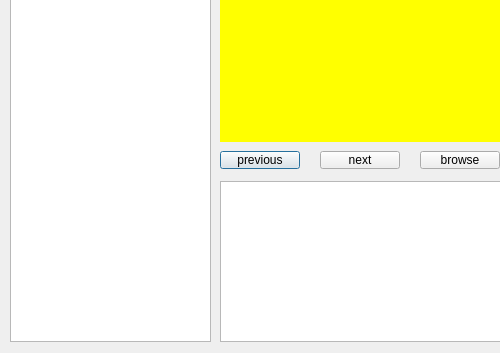
Above: userappeal.ui from droplazy/Mvision_server before the change; both pictures show x 0 to 500 and y 249 to 602 of the 911 by 602 pixel window. Below: the same form after it.
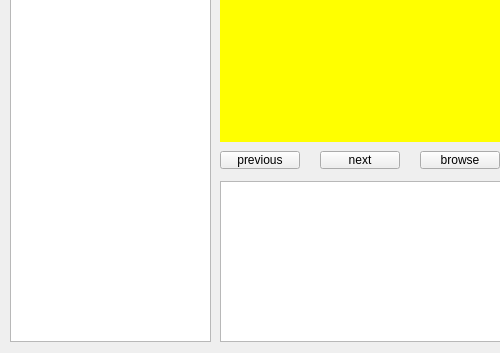
That is the form after the change.

Diff of the .ui file:
```diff
--- a/userappeal.ui
+++ b/userappeal.ui
@@ -1,7 +1,7 @@
 <?xml version="1.0" encoding="UTF-8"?>
 <ui version="4.0">
  <class>userappeal</class>
- <widget class="QDialog" name="userappeal">
+ <widget class="QWidget" name="userappeal">
   <property name="geometry">
    <rect>
     <x>0</x>
```
